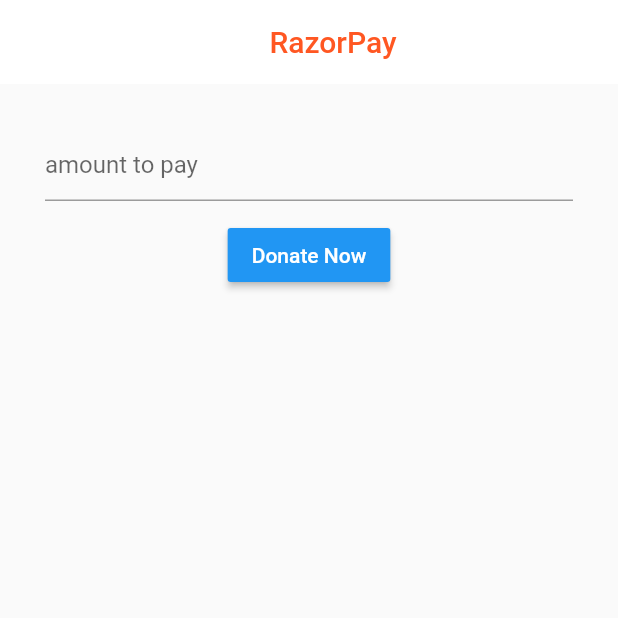
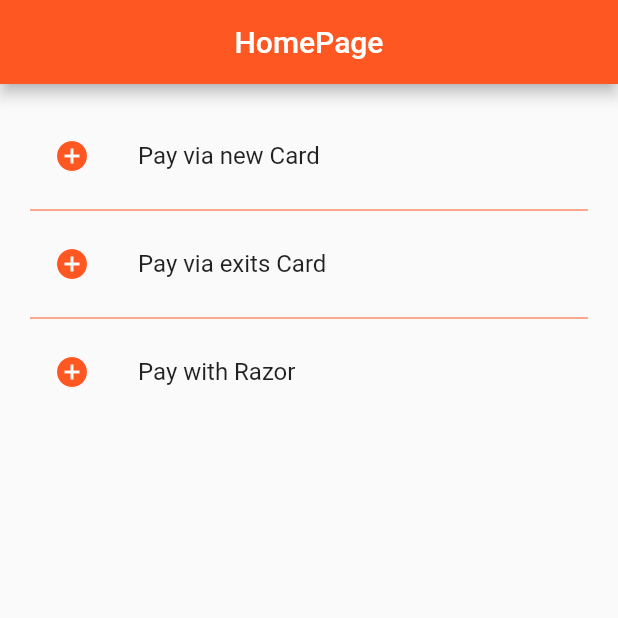
Before and after one commit to MohamedFaraag/paymentapplication, a Flutter app: the screen it shows after launch, on a phone screen of 412 x 824 dp, the top half of it. Run offline on Flutter 3.47's test engine with Material 2 defaults, Android fonts, the phone set to English and light mode, and no system bars; our stand-ins replace flutter_credit_card, toast; missing offline and left inert: razorpay_flutter.

Commit message:
add strip view payment

```diff
--- a/lib/main.dart
+++ b/lib/main.dart
@@ -1,8 +1,15 @@
 import 'package:flutter/material.dart';
-import 'package:payment/views/Home.dart';
-
+import 'package:payment/views/razorPage.dart';
+import 'package:payment/views/HomePage.dart';
+import 'package:payment/views/exitsting-cards.dart';
 // tutroial for git hun
 // https://instacodeblog.com/uploading-your-flutter-project-to-github/
+//link for tutroial
+// https://www.youtube.com/watch?v=7xcYSTH6Kx8&list=PLBxWkM8PLHcpl6px1aMbwSaaEucA8iWey&index=2
+//dec for ved [Integrate Payments in Flutter with Razorpay Payment Gateway]
+//description for functionality in Project
+//1-razor payment
+
 void main() {
   runApp(MyApp());
 }
@@ -12,12 +19,16 @@ class MyApp extends StatelessWidget {
   @override
   Widget build(BuildContext context) {
     return MaterialApp(
-      title: 'Flutter Demo',
+      title: 'Payment',
       theme: ThemeData(
-        primarySwatch: Colors.blue,
-        visualDensity: VisualDensity.adaptivePlatformDensity,
+        primarySwatch: Colors.deepOrange,
       ),
-      home: Home(),
+      initialRoute: '/home',
+      routes: {
+        '/home': (context) => HomePage(),
+        '/existing-cards':(context) => ExitsingCards(),
+        '/Razor-Page':(context)=>RazorPage(),
+      },
     );
   }
 }
--- /dev/null
+++ b/lib/views/HomePage.dart
@@ -0,0 +1,80 @@
+import 'package:flutter/cupertino.dart';
+import 'package:flutter/material.dart';
+
+class HomePage extends StatefulWidget {
+  @override
+  _HomePageState createState() => _HomePageState();
+}
+
+class _HomePageState extends State<HomePage> {
+  onItemPress(BuildContext context, int index) {
+    print('index${index.toString()}');
+    switch (index) {
+      case 0:
+        break;
+      case 1:
+        Navigator.pushNamed(context, '/existing-cards');
+        break;
+      case 2:
+        Navigator.pushNamed(context, '/Razor-Page');
+        break;
+    }
+  }
+
+
+  @override
+  Widget build(BuildContext context) {
+    ThemeData theme = Theme.of(context);
+    return Scaffold(
+      appBar: AppBar(
+        centerTitle: true,
+        title: Text('HomePage'),
+      ),
+      body: Container(
+        padding: EdgeInsets.all(20),
+        child: ListView.separated(
+          itemBuilder: (context, index) {
+            Icon icon;
+            Text text;
+            switch (index) {
+              case 0:
+                icon = Icon(
+                  Icons.add_circle,
+                  color: theme.primaryColor,
+                );
+                text = Text('Pay via new Card');
+                break;
+              case 1:
+                icon = Icon(
+                  Icons.add_circle,
+                  color: theme.primaryColor,
+                );
+                text = Text('Pay via exits Card');
+                break;
+              case 2:
+                icon = Icon(
+                  Icons.add_circle,
+                  color: theme.primaryColor,
+                );
+                text = Text('Pay with Razor');
+                break;
+            }
+            return InkWell(
+              onTap: () {
+                onItemPress(context, index);
+              },
+              child: ListTile(
+                title: text,
+                leading: icon,
+              ),
+            );
+          },
+          separatorBuilder: (context, index) => Divider(
+            color: theme.primaryColor,
+          ),
+          itemCount: 3,
+        ),
+      ),
+    );
+  }
+}
--- a/lib/views/Home.dart
+++ b/lib/views/razorPage.dart
@@ -2,12 +2,12 @@ import 'package:flutter/material.dart';
 import 'package:razorpay_flutter/razorpay_flutter.dart';
 import 'package:toast/toast.dart';
 
-class Home extends StatefulWidget {
+class RazorPage extends StatefulWidget {
   @override
-  _HomeState createState() => _HomeState();
+  _RazorPageState createState() => _RazorPageState();
 }
 
-class _HomeState extends State<Home> {
+class _RazorPageState extends State<RazorPage> {
   Razorpay razorpay;
   TextEditingController textEditingController = new TextEditingController();
 
@@ -68,7 +68,7 @@ class _HomeState extends State<Home> {
     return Scaffold(
       appBar: AppBar(
           centerTitle: true,
-          backgroundColor: Colors.white,
+
           elevation: 0.0,
           title: Row(
             mainAxisAlignment: MainAxisAlignment.center,
@@ -92,7 +92,7 @@ class _HomeState extends State<Home> {
               height: 12,
             ),
             RaisedButton(
-              color: Colors.blue,
+              color: Colors.deepOrange,
               child: Text(
                 "Donate Now",
                 style: TextStyle(color: Colors.white),
--- a/pubspec.yaml
+++ b/pubspec.yaml
@@ -25,6 +25,7 @@ dependencies:
     sdk: flutter
   razorpay_flutter: ^1.2.1
   toast: ^0.1.5
+  flutter_credit_card: ^0.1.4
 
 
   # The following adds the Cupertino Icons font to your application.
```
Also changed, not shown: lib/views/exitsting-cards.dart (added, +59 -0 lines), pubspec.lock, 1 other file.
